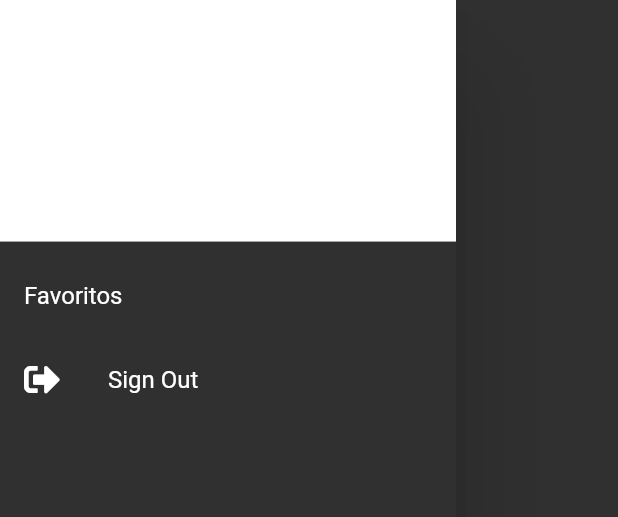
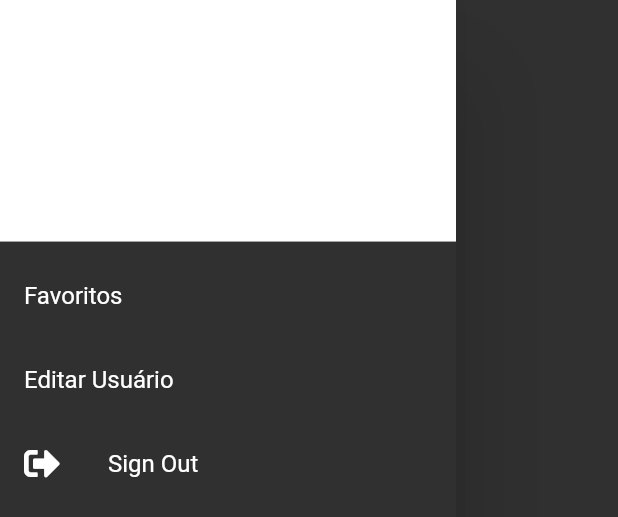
Before and after one commit to heloeng/app_global_heroes, a Flutter app: the DrawerWidget widget shown alone on an empty page, opened directly, on a phone screen of 412 x 824 dp. Shown: the top 517 px of the screen. Run offline on Flutter 3.47's test engine with Material 2 defaults, Android fonts, the light colour scheme and no system bars; our stand-ins replace animate_do, cloud_firestore, file_picker, firebase_auth, firebase_core, font_awesome_flutter and 1 more; missing offline and left inert: animated_card; accounts and stored records are empty; network calls fail.

Commit message:
Editar Usuario
Inclusão da pagina editar usuario

```diff
--- a/lib/widgets/drawer_widget.dart
+++ b/lib/widgets/drawer_widget.dart
@@ -1,4 +1,5 @@
 // ignore: unused_import
+import 'package:app_global_heroes/pages/edit_user_page.dart';
 import 'package:app_global_heroes/pages/favoritos_page.dart';
 import 'package:cloud_firestore/cloud_firestore.dart';
 import '../controllers/user_controller.dart';
@@ -8,7 +9,10 @@ import 'package:flutter/material.dart';
 import 'package:font_awesome_flutter/font_awesome_flutter.dart';
 import 'package:provider/provider.dart';
 
+
 class DrawerWidget extends StatelessWidget {
+   List<UserModel> user=[];
+
   @override
   Widget build(BuildContext context) {
     late final userController =
@@ -18,13 +22,38 @@ class DrawerWidget extends StatelessWidget {
       elevation: 30,
       child: ListView(
         children: [
-          UserAccountsDrawerHeader(
-            accountName: Text(userController.model.nome),
-            accountEmail: Text(userController.user!.email!),
-          ),
+          StreamBuilder<QuerySnapshot<Map<String, dynamic>>>(
+        stream: FirebaseFirestore.instance
+            .collection('usuarios')
+            .where('key', isEqualTo: userController.user!.uid)
+            .snapshots(),
+        builder: (context, snapshot) {
+          if (!snapshot.hasData) {
+            return Center(child: CircularProgressIndicator());
+          }
+
+           user = snapshot.data!.docs.map((map) {
+            final data = map.data();
+            return UserModel.fromMap(data);
+          }).toList();
+
+          print("user ${user[0].nome}");
+              return
+                UserAccountsDrawerHeader(
+                  accountName: Text(user[0].nome),
+                  accountEmail: Text(user[0].email),
+                );
+
+        }
+      ),
+
           ListTile(
             title: Text("Favoritos"),
             onTap:(){Navigator.push(context, MaterialPageRoute(builder: (context)=>FavoritosPage()));}
+          ),
+          ListTile(
+            title: Text("Editar Usuário"),
+            onTap:(){Navigator.push(context, MaterialPageRoute(builder: (context)=>EditUser(edituser: user[0],)));}
           ),
           ListTile(
             title: Text('Sign Out'),
--- a/pubspec.yaml
+++ b/pubspec.yaml
@@ -45,6 +45,7 @@ dev_dependencies:
     sdk: flutter
   font_awesome_flutter: ^9.1.0
   email_validator: ^2.0.1
+  file_picker: ^4.0.0
 
 
 # For information on the generic Dart part of this file, see the
```
Also changed, not shown: lib/pages/edit_user_page.dart (added, +139 -0 lines), lib/pages/signup_page.dart (+25 -1 lines), pubspec.lock.
